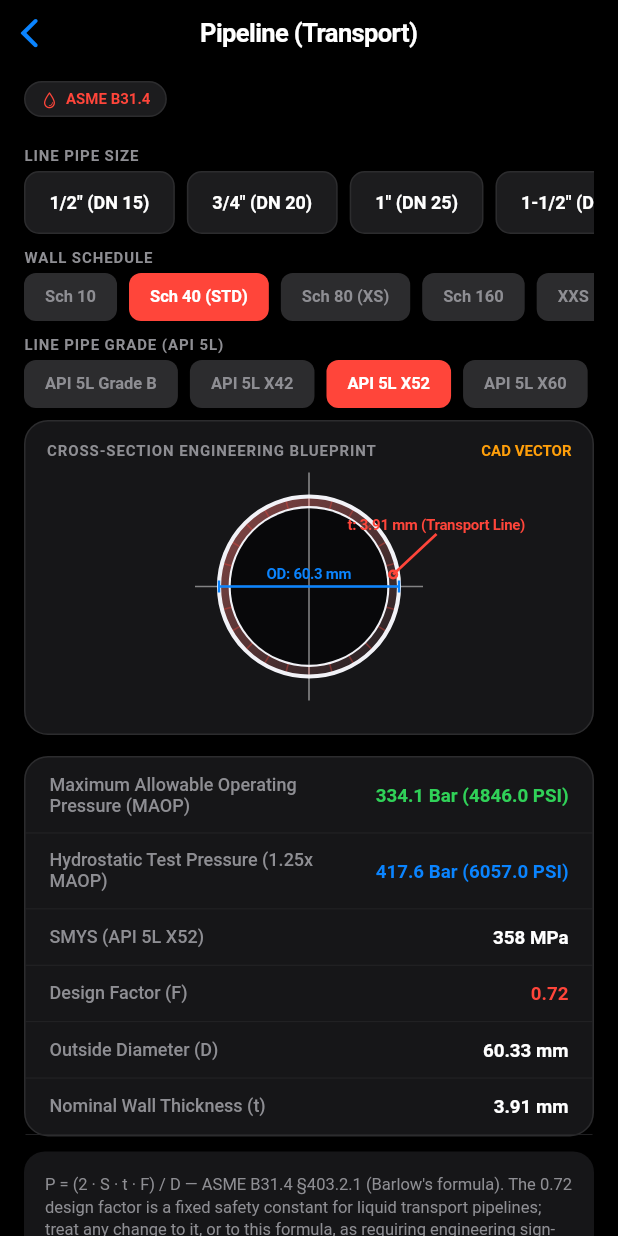
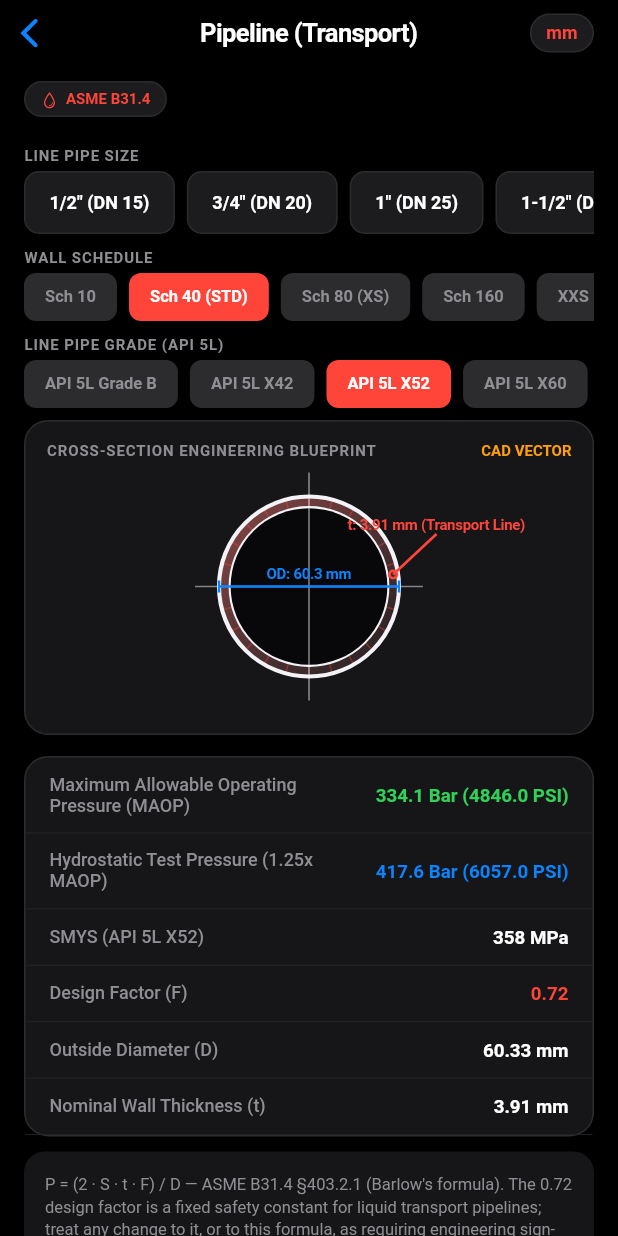
Before and after one commit to mrmahmoudaliyaei-hub/pipedata-app, a Flutter app: the PipelineScreen screen opened directly, on a phone screen of 412 x 824 dp. Run offline on Flutter 3.47's test engine with Material 3 defaults, Android fonts, the phone set to English and light mode, and no system bars.

Commit message:
Add mm/inch unit toggle, expand data-integrity tests, fix duplicate accent color, add CI analyze/test step
- lib/core/units.dart: new global UnitsController (ValueNotifier<LengthUnit>) + mm<->inch formatter
- category_detail_screen.dart, pipeline_screen.dart: wire in a nav-bar mm/in toggle button; all length-valued
  Dimensions/Rating/Bolting fields now render via unitsController.format() instead of hardcoded '${x} mm'
- category_meta.dart: Pipeline (Transport) now uses its own accent color (_crimson) instead of duplicating
  Valves' _red, per the file's own 'one accent per category' comment
- category_detail_screen.dart: documented why the pipelineTransport switch-cases are currently unreachable
  (HomeScreen always routes that category to PipelineScreen instead) rather than silently leaving dead code
- test/data_integrity_test.dart: structural checks across flanges/gaskets/valves/reducers/elbows/tees/caps
  (PCD<OD, bolt count even, gasket ID<OD, valve FtF non-decreasing by class, reducer largeDn>smallDn, etc.)
- test/units_test.dart: UnitsController conversion/toggle tests
- .github/workflows/build_apk.yml: run 'flutter analyze' and 'flutter test' before building the APK,
  so a red test no longer still produces a green build

```diff
--- a/lib/screens/pipeline_screen.dart
+++ b/lib/screens/pipeline_screen.dart
@@ -1,5 +1,6 @@
 import 'package:flutter/cupertino.dart';
 import '../core/models.dart';
+import '../core/units.dart';
 import '../painters/schematic_painter.dart';
 
 /// ASME B31.4 liquid transport pipeline MAOP calculator. Reuses the same
@@ -44,11 +45,19 @@ class _PipelineScreenState extends State<PipelineScreen> {
     final thk = (currentSch['thk'] as num).toDouble();
     final res = PipelineTransportEngine.calculateMAOP(outerDiameterMm: od, nominalWallThkMm: thk, grade: _grade);
 
+    return ValueListenableBuilder<LengthUnit>(
+      valueListenable: unitsController,
+      builder: (context, _, __) => _buildScaffold(context, item, od, thk, res),
+    );
+  }
+
+  Widget _buildScaffold(BuildContext context, Map<String, dynamic> item, double od, double thk, PipelineCalculationResult res) {
     return CupertinoPageScaffold(
       backgroundColor: const Color(0xFF000000),
-      navigationBar: const CupertinoNavigationBar(
-        backgroundColor: Color(0xF0161618),
-        middle: Text('Pipeline (Transport)'),
+      navigationBar: CupertinoNavigationBar(
+        backgroundColor: const Color(0xF0161618),
+        middle: const Text('Pipeline (Transport)'),
+        trailing: _buildUnitToggle(),
       ),
       child: SafeArea(
         child: ListView(
@@ -92,8 +101,8 @@ class _PipelineScreenState extends State<PipelineScreen> {
                   _dataRow('Hydrostatic Test Pressure (1.25x MAOP)', '${res.hydroTestBar} Bar (${res.hydroTestPsi} PSI)', highlight: const Color(0xFF0A84FF)),
                   _dataRow('SMYS ($_gradeLabelText)', '${res.smysMpa.toStringAsFixed(0)} MPa'),
                   _dataRow('Design Factor (F)', res.designFactor.toStringAsFixed(2), highlight: const Color(0xFFFF453A)),
-                  _dataRow('Outside Diameter (D)', '${od.toStringAsFixed(2)} mm'),
-                  _dataRow('Nominal Wall Thickness (t)', '${thk.toStringAsFixed(2)} mm'),
+                  _dataRow('Outside Diameter (D)', unitsController.format(od)),
+                  _dataRow('Nominal Wall Thickness (t)', unitsController.format(thk)),
                 ],
               ),
             ),
@@ -116,6 +125,24 @@ class _PipelineScreenState extends State<PipelineScreen> {
   }
 
   String get _gradeLabelText => _gradeLabels[_grade]!;
+
+  Widget _buildUnitToggle() {
+    return GestureDetector(
+      onTap: () => unitsController.toggle(),
+      child: Container(
+        padding: const EdgeInsets.symmetric(horizontal: 10, vertical: 5),
+        decoration: BoxDecoration(
+          color: const Color(0xFF1C1C1E),
+          borderRadius: BorderRadius.circular(14),
+          border: Border.all(color: const Color(0xFF2C2C2E)),
+        ),
+        child: Text(
+          unitsController.value == LengthUnit.mm ? 'mm' : 'in',
+          style: const TextStyle(fontSize: 12, fontWeight: FontWeight.bold, color: Color(0xFFFF453A)),
+        ),
+      ),
+    );
+  }
 
   Widget _sectionLabel(String text) {
     return Padding(
```
Also changed, not shown: lib/core/category_meta.dart (+5 -2 lines), lib/core/units.dart (added, +28 -0 lines), lib/screens/category_detail_screen.dart (+61 -29 lines), 3 other files.
